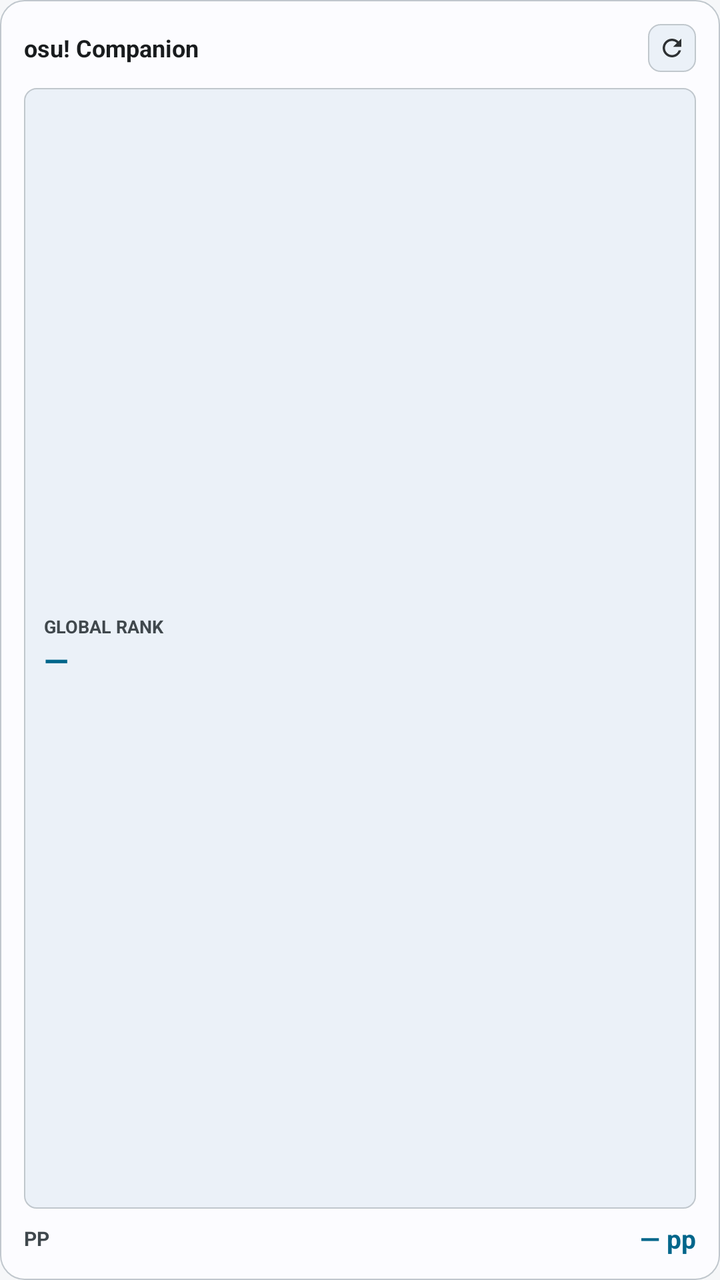
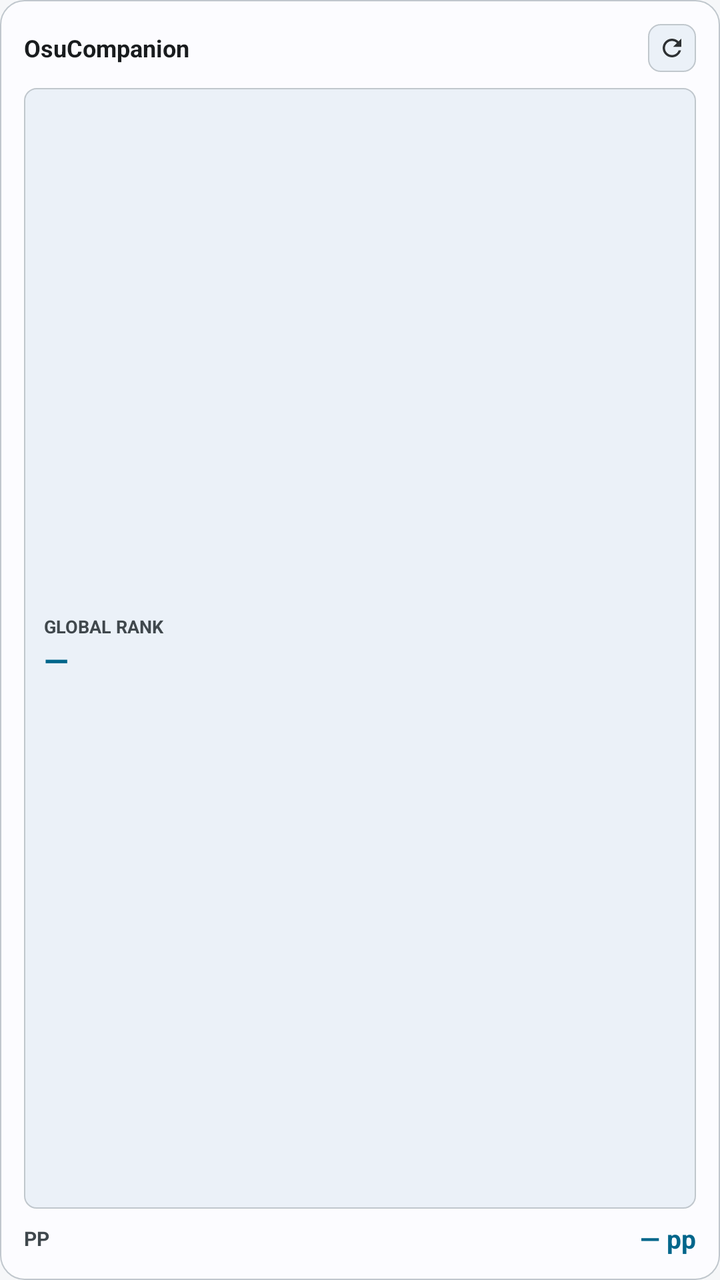

Compare the two renders of this Android layout. The source of the first and the diff that turns it into the second are given below.
<!-- AndroidManifest.xml: application theme Theme.OsuChat -->
<!-- res/layout/widget_bancho_stats_material_compact.xml -->
<?xml version="1.0" encoding="utf-8"?>
<FrameLayout xmlns:android="http://schemas.android.com/apk/res/android"
    android:id="@+id/widget_root"
    android:layout_width="match_parent"
    android:layout_height="match_parent">

    <ImageView
        android:id="@+id/widget_bg_image"
        android:layout_width="match_parent"
        android:layout_height="match_parent"
        android:importantForAccessibility="no"
        android:scaleType="fitXY"
        android:src="@drawable/bg_widget_material_surface" />

    <LinearLayout
        android:layout_width="match_parent"
        android:layout_height="match_parent"
        android:orientation="vertical"
        android:padding="12dp">

        <LinearLayout
            android:layout_width="match_parent"
            android:layout_height="wrap_content"
            android:gravity="center_vertical"
            android:orientation="horizontal">

            <TextView
                android:id="@+id/widget_username"
                android:layout_width="0dp"
                android:layout_height="wrap_content"
                android:layout_weight="1"
                android:ellipsize="end"
                android:maxLines="1"
                android:text="osu! Companion"
                android:textColor="@color/widget_my_text_primary"
                android:textSize="12sp"
                android:textStyle="bold" />

            <ImageButton
                android:id="@+id/widget_refresh_btn"
                android:layout_width="24dp"
                android:layout_height="24dp"
                android:background="@drawable/bg_widget_material_tile"
                android:contentDescription="Refresh stats"
                android:padding="5dp"
                android:scaleType="fitCenter"
                android:src="@drawable/ic_widget_refresh"
                android:tint="@color/widget_my_icon" />
        </LinearLayout>

        <LinearLayout
            android:layout_width="match_parent"
            android:layout_height="0dp"
            android:layout_marginTop="8dp"
            android:layout_weight="1"
            android:background="@drawable/bg_widget_material_tile"
            android:gravity="center_vertical"
            android:orientation="vertical"
            android:paddingHorizontal="10dp"
            android:paddingVertical="6dp">

            <TextView
                android:layout_width="wrap_content"
                android:layout_height="wrap_content"
                android:maxLines="1"
                android:text="GLOBAL RANK"
                android:textColor="@color/widget_my_text_secondary"
                android:textSize="9sp"
                android:textStyle="bold" />

            <TextView
                android:id="@+id/widget_global_rank"
                android:layout_width="wrap_content"
                android:layout_height="wrap_content"
                android:ellipsize="end"
                android:fontFeatureSettings="tnum"
                android:maxLines="1"
                android:text="—"
                android:textColor="@color/widget_my_accent"
                android:textSize="16sp"
                android:textStyle="bold" />
        </LinearLayout>

        <LinearLayout
            android:layout_width="match_parent"
            android:layout_height="wrap_content"
            android:layout_marginTop="6dp"
            android:gravity="center_vertical"
            android:orientation="horizontal">

            <TextView
                android:layout_width="wrap_content"
                android:layout_height="wrap_content"
                android:text="PP"
                android:textColor="@color/widget_my_text_secondary"
                android:textSize="10sp"
                android:textStyle="bold" />

            <TextView
                android:id="@+id/widget_pp"
                android:layout_width="0dp"
                android:layout_height="wrap_content"
                android:layout_marginStart="6dp"
                android:layout_weight="1"
                android:ellipsize="end"
                android:fontFeatureSettings="tnum"
                android:gravity="end"
                android:maxLines="1"
                android:text="— pp"
                android:textColor="@color/widget_my_accent"
                android:textSize="13sp"
                android:textStyle="bold" />
        </LinearLayout>
    </LinearLayout>
</FrameLayout>
<!-- resources referenced by this layout -->
<resources>
  <color name="widget_my_accent">#E64980</color>
  <color name="widget_my_icon">#4A4A58</color>
  <color name="widget_my_text_primary">#1B1B21</color>
  <color name="widget_my_text_secondary">#5A5A68</color>
  <!-- drawable bg_widget_material_surface (drawable) -->
  <?xml version="1.0" encoding="utf-8"?>
  <shape xmlns:android="http://schemas.android.com/apk/res/android"
      android:shape="rectangle">
      <solid android:color="@color/widget_my_surface" />
      <corners android:radius="12dp" />
      <stroke
          android:width="0.75dp"
          android:color="@color/widget_my_border" />
  </shape>
  <!-- drawable bg_widget_material_tile (drawable) -->
  <?xml version="1.0" encoding="utf-8"?>
  <shape xmlns:android="http://schemas.android.com/apk/res/android"
      android:shape="rectangle">
      <solid android:color="@color/widget_my_tile" />
      <corners android:radius="6dp" />
      <stroke
          android:width="0.5dp"
          android:color="@color/widget_my_tile_border" />
  </shape>
  <!-- drawable ic_widget_refresh (drawable) -->
  <?xml version="1.0" encoding="utf-8"?>
  <vector xmlns:android="http://schemas.android.com/apk/res/android"
      android:width="24dp"
      android:height="24dp"
      android:viewportWidth="24"
      android:viewportHeight="24">
      <path
          android:fillColor="#FFE5DEFF"
          android:pathData="M17.65,6.35C16.2,4.9 14.21,4 12,4c-4.42,0 -7.99,3.58 -7.99,8s3.57,8 7.99,8c3.73,0 6.84,-2.55 7.73,-6h-2.08c-0.82,2.33 -3.04,4 -5.65,4 -3.31,0 -6,-2.69 -6,-6s2.69,-6 6,-6c1.66,0 3.14,0.69 4.22,1.78L13,11h7V4l-2.35,2.35z" />
  </vector>
  <style name="Theme.OsuChat" parent="android:Theme.Material.Light.NoActionBar">
          <item name="android:windowBackground">#F6F7F9</item>
          <item name="android:statusBarColor">@android:color/transparent</item>
          <item name="android:navigationBarColor">@android:color/transparent</item>
      </style>
  <color name="widget_my_surface">#F6F7F9</color>
  <color name="widget_my_border">#DDDFE5</color>
  <color name="widget_my_tile">#EDEEF2</color>
  <color name="widget_my_tile_border">#DDDFE5</color>
</resources>

<!-- the commit's change to res/layout/widget_bancho_stats_material_compact.xml (unified diff, before → after) -->
@@ -31,7 +31,7 @@
                 android:layout_weight="1"
                 android:ellipsize="end"
                 android:maxLines="1"
-                android:text="osu! Companion"
+                android:text="OsuCompanion"
                 android:textColor="@color/widget_my_text_primary"
                 android:textSize="12sp"
                 android:textStyle="bold" />
